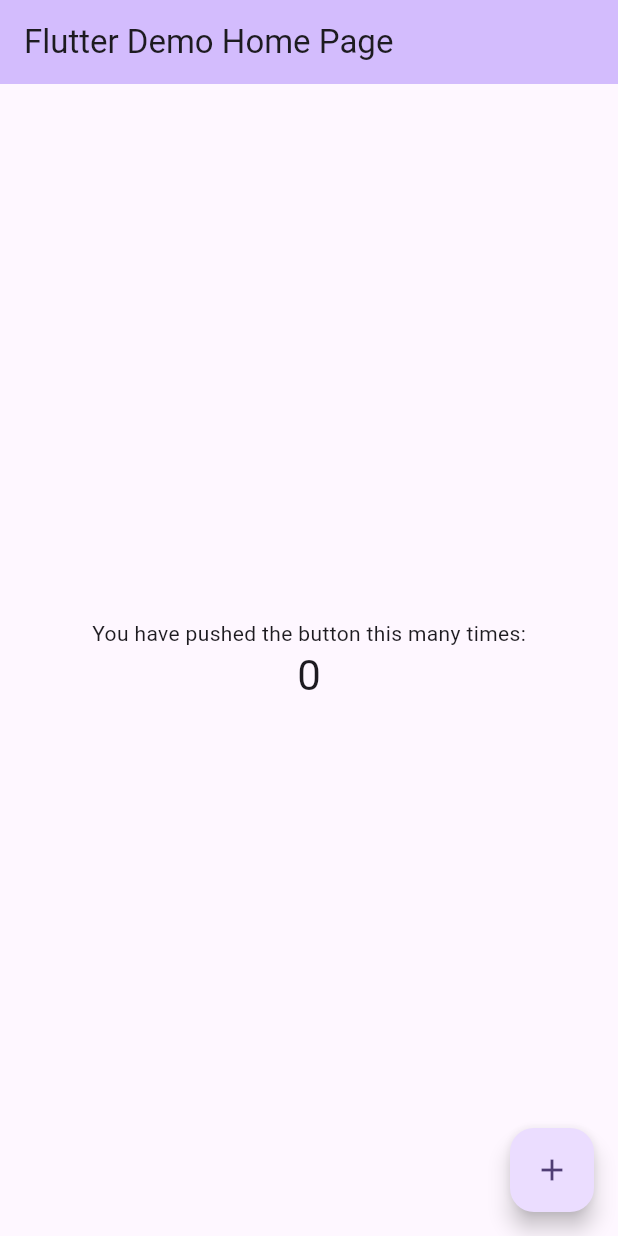
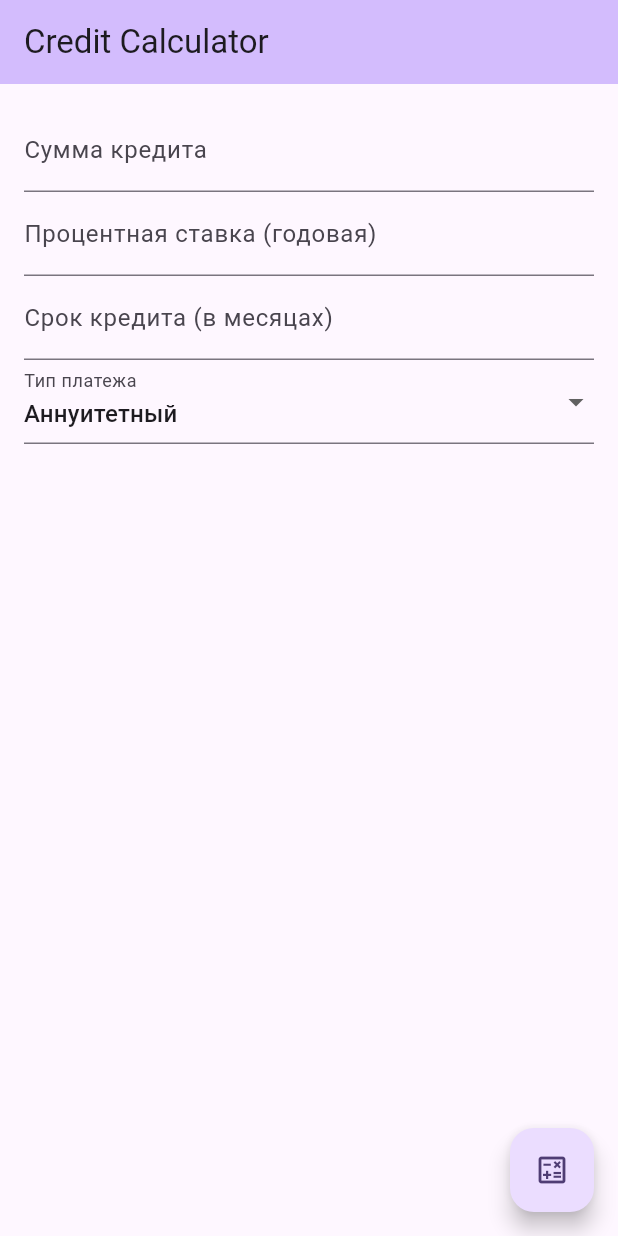
Before and after one commit to mooN2Night/credit_app, a Flutter app: the screen it shows after launch, on a phone screen of 412 x 824 dp. Run offline on Flutter 3.47's test engine with Material 3 defaults, Android fonts, the phone set to English and light mode, and no system bars.

```diff
--- a/lib/main.dart
+++ b/lib/main.dart
@@ -1,4 +1,5 @@
 import 'package:flutter/material.dart';
+import 'dart:math';
 
 void main() {
   runApp(const MyApp());
@@ -13,113 +14,201 @@ class MyApp extends StatelessWidget {
     return MaterialApp(
       title: 'Flutter Demo',
       theme: ThemeData(
-        // This is the theme of your application.
-        //
-        // TRY THIS: Try running your application with "flutter run". You'll see
-        // the application has a purple toolbar. Then, without quitting the app,
-        // try changing the seedColor in the colorScheme below to Colors.green
-        // and then invoke "hot reload" (save your changes or press the "hot
-        // reload" button in a Flutter-supported IDE, or press "r" if you used
-        // the command line to start the app).
-        //
-        // Notice that the counter didn't reset back to zero; the application
-        // state is not lost during the reload. To reset the state, use hot
-        // restart instead.
-        //
-        // This works for code too, not just values: Most code changes can be
-        // tested with just a hot reload.
         colorScheme: ColorScheme.fromSeed(seedColor: Colors.deepPurple),
         useMaterial3: true,
       ),
-      home: const MyHomePage(title: 'Flutter Demo Home Page'),
+      home: const CreditCalculatorHomePage(title: 'Credit Calculator'),
     );
   }
 }
 
-class MyHomePage extends StatefulWidget {
-  const MyHomePage({super.key, required this.title});
-
-  // This widget is the home page of your application. It is stateful, meaning
-  // that it has a State object (defined below) that contains fields that affect
-  // how it looks.
-
-  // This class is the configuration for the state. It holds the values (in this
-  // case the title) provided by the parent (in this case the App widget) and
-  // used by the build method of the State. Fields in a Widget subclass are
-  // always marked "final".
+class CreditCalculatorHomePage extends StatefulWidget {
+  const CreditCalculatorHomePage({super.key, required this.title});
 
   final String title;
 
   @override
-  State<MyHomePage> createState() => _MyHomePageState();
+  State<CreditCalculatorHomePage> createState() => _MyHomePageState();
 }
 
-class _MyHomePageState extends State<MyHomePage> {
-  int _counter = 0;
+class _MyHomePageState extends State<CreditCalculatorHomePage> {
+  final _formKey = GlobalKey<FormState>();
 
-  void _incrementCounter() {
-    setState(() {
-      // This call to setState tells the Flutter framework that something has
-      // changed in this State, which causes it to rerun the build method below
-      // so that the display can reflect the updated values. If we changed
-      // _counter without calling setState(), then the build method would not be
-      // called again, and so nothing would appear to happen.
-      _counter++;
-    });
+  late final TextEditingController _loanAmountController;
+  late final TextEditingController _interestRateController;
+  late final TextEditingController _loanTermController;
+
+  String _paymentType = 'Аннуитетный';
+  final List<String> _paymentTypeList = ['Аннуитетный', 'Дифференцированный'];
+  double? _monthlyPayment;
+  double? _totalPayment;
+  double? _overpayment;
+
+  @override
+  void initState() {
+    super.initState();
+    _loanAmountController = TextEditingController();
+    _interestRateController = TextEditingController();
+    _loanTermController = TextEditingController();
   }
 
   @override
   Widget build(BuildContext context) {
-    // This method is rerun every time setState is called, for instance as done
-    // by the _incrementCounter method above.
-    //
-    // The Flutter framework has been optimized to make rerunning build methods
-    // fast, so that you can just rebuild anything that needs updating rather
-    // than having to individually change instances of widgets.
     return Scaffold(
       appBar: AppBar(
-        // TRY THIS: Try changing the color here to a specific color (to
-        // Colors.amber, perhaps?) and trigger a hot reload to see the AppBar
-        // change color while the other colors stay the same.
         backgroundColor: Theme.of(context).colorScheme.inversePrimary,
-        // Here we take the value from the MyHomePage object that was created by
-        // the App.build method, and use it to set our appbar title.
         title: Text(widget.title),
       ),
       body: Center(
-        // Center is a layout widget. It takes a single child and positions it
-        // in the middle of the parent.
-        child: Column(
-          // Column is also a layout widget. It takes a list of children and
-          // arranges them vertically. By default, it sizes itself to fit its
-          // children horizontally, and tries to be as tall as its parent.
-          //
-          // Column has various properties to control how it sizes itself and
-          // how it positions its children. Here we use mainAxisAlignment to
-          // center the children vertically; the main axis here is the vertical
-          // axis because Columns are vertical (the cross axis would be
-          // horizontal).
-          //
-          // TRY THIS: Invoke "debug painting" (choose the "Toggle Debug Paint"
-          // action in the IDE, or press "p" in the console), to see the
-          // wireframe for each widget.
-          mainAxisAlignment: MainAxisAlignment.center,
-          children: <Widget>[
-            const Text(
-              'You have pushed the button this many times:',
+        child: Form(
+          key: _formKey,
+          child: Padding(
+            padding: const EdgeInsets.symmetric(horizontal: 16, vertical: 16),
+            child: Column(
+              children: [
+                TextFormField(
+                  controller: _loanAmountController,
+                  decoration: const InputDecoration(labelText: 'Сумма кредита'),
+                  keyboardType: TextInputType.number,
+                  validator: _loanAmountValidator,
+                ),
+                TextFormField(
+                  controller: _interestRateController,
+                  decoration: const InputDecoration(
+                    labelText: 'Процентная ставка (годовая)',
+                  ),
+                  keyboardType: TextInputType.number,
+                  validator: _interestRateValidator,
+                ),
+                TextFormField(
+                  controller: _loanTermController,
+                  decoration: const InputDecoration(
+                    labelText: 'Срок кредита (в месяцах)',
+                  ),
+                  keyboardType: TextInputType.number,
+                  validator: _loanTermValidator,
+                ),
+                DropdownButtonFormField(
+                  value: _paymentType,
+                  decoration: const InputDecoration(labelText: 'Тип платежа'),
+                  items: _paymentTypeList
+                      .map(
+                        (type) => DropdownMenuItem(
+                          value: type,
+                          child: Text(type),
+                        ),
+                      )
+                      .toList(),
+                  onChanged: (value) {
+                    setState(() {
+                      _paymentType = value!;
+                    });
+                  },
+                ),
+                const SizedBox(height: 20),
+                if (_monthlyPayment != null && _totalPayment != null && _overpayment != null)
+                  Column(
+                    crossAxisAlignment: CrossAxisAlignment.start,
+                    children: [
+                      Text('Ежемесячный платеж: ${_monthlyPayment!.toStringAsFixed(2)} ₽'),
+                      Text('Общая сумма выплат: ${_totalPayment!.toStringAsFixed(2)} ₽'),
+                      Text('Переплата: ${_overpayment!.toStringAsFixed(2)} ₽'),
+                    ],
+                  ),
+              ],
             ),
-            Text(
-              '$_counter',
-              style: Theme.of(context).textTheme.headlineMedium,
-            ),
-          ],
+          ),
         ),
       ),
       floatingActionButton: FloatingActionButton(
-        onPressed: _incrementCounter,
-        tooltip: 'Increment',
-        child: const Icon(Icons.add),
-      ), // This trailing comma makes auto-formatting nicer for build methods.
+        onPressed: _calculate,
+        child: const Icon(Icons.calculate_outlined),
+      ),
     );
   }
+
+  void _calculate() {
+    if (_formKey.currentState!.validate()) {
+      final double loanAmount = double.parse(_loanAmountController.text);
+      final double annualInterestRate =
+          double.parse(_interestRateController.text) / 100;
+      final int loanTermMonths = int.parse(_loanTermController.text);
+      final bool isAnnuity = _paymentType == 'Аннуитетный';
+
+      /// Аннуитетный: Х = С * К, где X — аннуитетный платеж, С — сумма кредита,
+      /// К — коэффициент аннуитета. Коэффициент аннуитета считается так:
+      /// К = (М * (1 + М) ^ S) / ((1 + М) ^ S — 1), где М — месячная процентная
+      /// ставка по кредиту, S — срок кредита в месяцах.
+      if (isAnnuity) {
+        /// месячная процентная ставка
+        final double monthlyInterestRate = annualInterestRate / 12;
+
+        /// коэффициент аннуитета
+        final double annuityFactor = (monthlyInterestRate *
+                pow(1 + monthlyInterestRate, loanTermMonths)) /
+            (pow(1 + monthlyInterestRate, loanTermMonths) - 1);
+
+        _monthlyPayment = loanAmount * annuityFactor;
+
+        /// Дифференцированный формула: DP = s/n + OD * i, OD = s - s/n * m где:
+        /// DP – дифференцированный платеж; s – первоначальная сумма кредита;
+        /// n - количество процентных периодов во всем сроке кредита;
+        /// OD - остаток долга по кредиту на дату расчета DP;
+        /// i - месячная процентная ставка; m - номер текущего месяца
+      } else {
+        /// основная часть платежа - s/n
+        _monthlyPayment = loanAmount / loanTermMonths;
+
+        _totalPayment = 0;
+        for (int i = 0; i < loanTermMonths; i++) {
+          ///  - OD
+          _totalPayment = (_totalPayment ?? 0) +
+              /// общий платеж за месяц
+              _monthlyPayment! +
+              /// проценты на остаток задолженности за каждый месяц - OD
+              (loanAmount - _monthlyPayment! * i) * (annualInterestRate / 12);
+        }
+
+        /// переплата
+        _overpayment = _totalPayment! - loanAmount;
+      }
+
+      if (_monthlyPayment != null) {
+        _totalPayment = _totalPayment ?? _monthlyPayment! * loanTermMonths;
+        _overpayment = _totalPayment! - loanAmount;
+      }
+
+      setState(() {});
+    }
+  }
+
+  String? _loanTermValidator(value) {
+    if (value == null ||
+        value.isEmpty ||
+        int.tryParse(value) == null ||
+        int.parse(value) <= 0) {
+      return 'Введите корректный срок';
+    }
+    return null;
+  }
+
+  String? _interestRateValidator(value) {
+    if (value == null ||
+        value.isEmpty ||
+        double.tryParse(value) == null ||
+        double.parse(value) <= 0) {
+      return 'Введите корректную ставку';
+    }
+    return null;
+  }
+
+  String? _loanAmountValidator(value) {
+    if (value == null ||
+        value.isEmpty ||
+        double.tryParse(value) == null ||
+        double.parse(value) <= 0) {
+      return 'Введите корректную сумму';
+    }
+    return null;
+  }
 }
```
